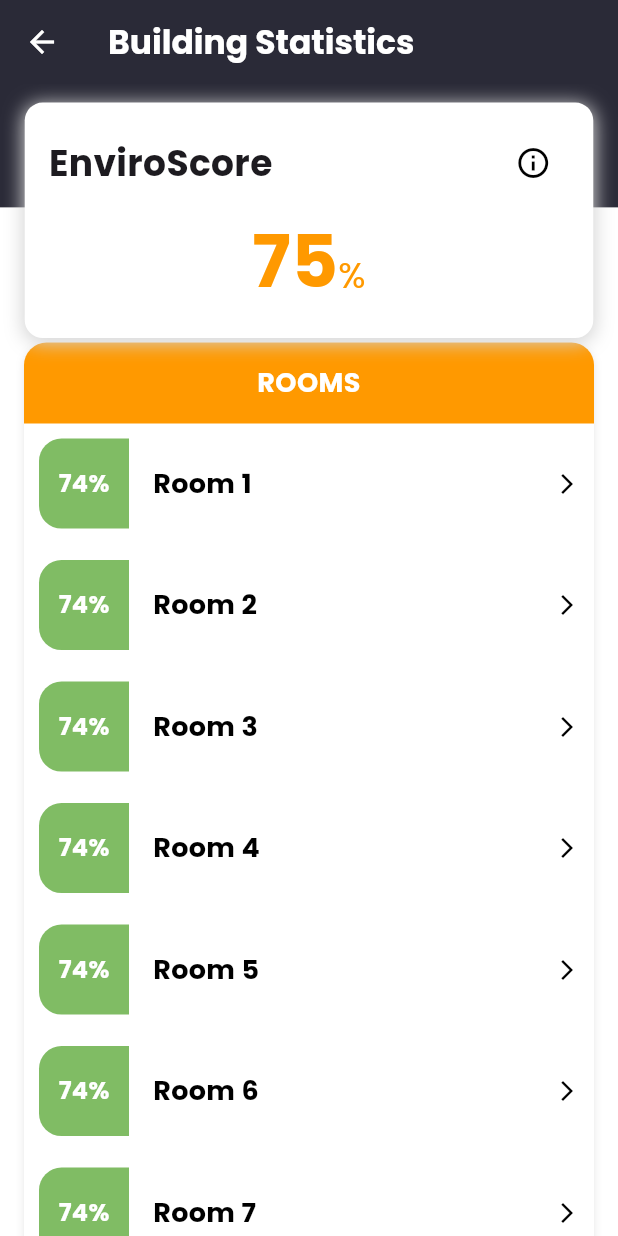
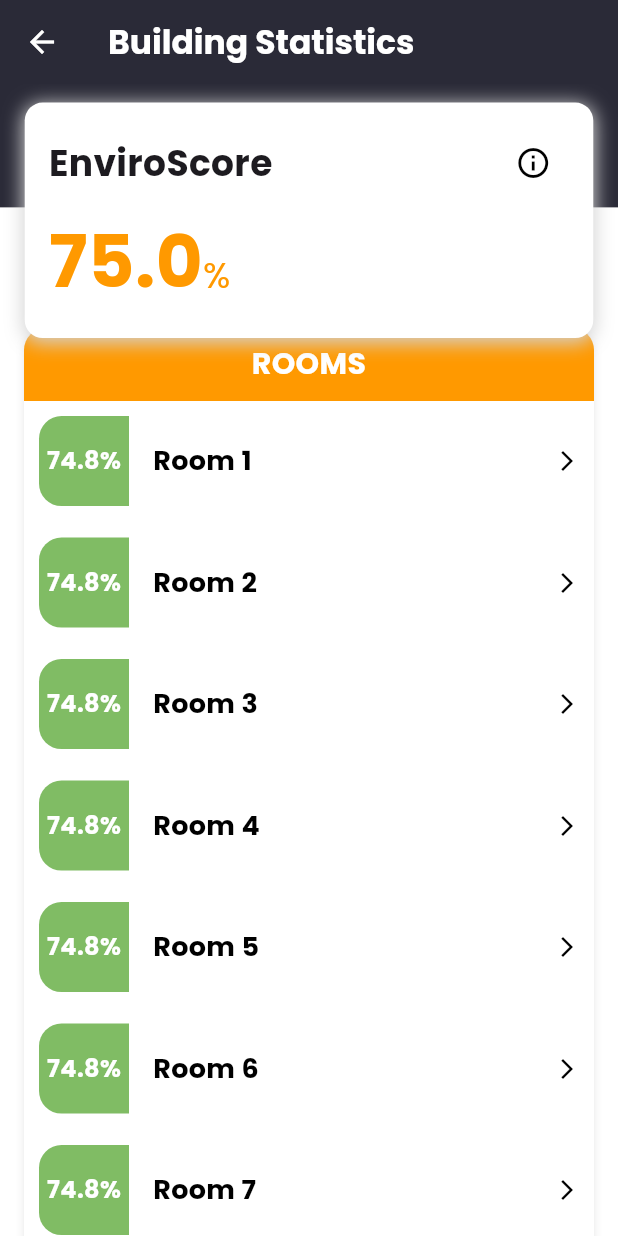
Before and after one commit to KempDewulf/envirosense-app, a Flutter app: the StatisticsScreen screen opened by its route, on a phone screen of 412 x 824 dp. Run offline on Flutter 3.47's test engine with Material 3 defaults, Android fonts, the phone set to English and light mode, and no system bars; our stand-ins replace dotted_border, firebase_auth, firebase_core, flutter_dotenv, google_fonts, introduction_screen and 2 more; missing offline and left inert: mobile_scanner; accounts and stored records are empty.

Commit message:
refactor: change enviroScore type from int to double and remove StatisticsRepository

```diff
--- a/lib/domain/entities/air_quality.dart
+++ b/lib/domain/entities/air_quality.dart
@@ -2,7 +2,7 @@ import 'package:envirosense/domain/entities/air_data.dart';
 
 class AirQuality {
   final String id;
-  final int? enviroScore;
+  final double? enviroScore;
   final AirData airData;
 
   AirQuality({
--- a/lib/presentation/views/statistics_screen.dart
+++ b/lib/presentation/views/statistics_screen.dart
@@ -96,7 +96,7 @@ class _StatisticsScreenState extends State<StatisticsScreen> {
                   color: AppColors.whiteColor,
                   child: Column(
                     children: [
-                      const SizedBox(height: 90), // Space for overlapping card
+                      const SizedBox(height: 80),
                       // ROOMS Card
                       Container(
                         height: MediaQuery.of(context).size.height,
@@ -124,12 +124,12 @@ class _StatisticsScreenState extends State<StatisticsScreen> {
                                 ),
                               ),
                               padding:
-                                  const EdgeInsets.symmetric(vertical: 14.0),
+                                  const EdgeInsets.symmetric(vertical: 10.0),
                               child: const Text(
                                 'ROOMS',
                                 style: TextStyle(
                                   color: AppColors.whiteColor,
-                                  fontSize: 18,
+                                  fontSize: 20,
                                   fontWeight: FontWeight.bold,
                                 ),
                                 textAlign: TextAlign.center,
@@ -177,7 +177,7 @@ class _StatisticsScreenState extends State<StatisticsScreen> {
                                             alignment: Alignment.center,
                                             child: Text(
                                               //TODO: have the calculated rooms enviroscore here
-                                              '74%',
+                                              '74.8%',
                                               style: const TextStyle(
                                                 color: AppColors.whiteColor,
                                                 fontSize: 16,
--- a/lib/presentation/widgets/enviro_score_card.dart
+++ b/lib/presentation/widgets/enviro_score_card.dart
@@ -2,7 +2,7 @@ import 'package:flutter/material.dart';
 import '../../../core/constants/colors.dart';
 
 class EnviroScoreCard extends StatelessWidget {
-  final int score;
+  final double score;
   final VoidCallback onInfoPressed;
   final bool isDeviceDataAvailable;
   final String type;
@@ -60,9 +60,7 @@ class EnviroScoreCard extends StatelessWidget {
             ),
             const SizedBox(height: 8),
             Row(
-              mainAxisAlignment: isDeviceDataAvailable
-                  ? MainAxisAlignment.center
-                  : MainAxisAlignment.start,
+              mainAxisAlignment: MainAxisAlignment.start,
               crossAxisAlignment: CrossAxisAlignment.baseline,
               textBaseline: TextBaseline.alphabetic,
               children: [
```
Also changed, not shown: lib/domain/repositories/statistics_repository.dart (deleted, +0 -9 lines).
